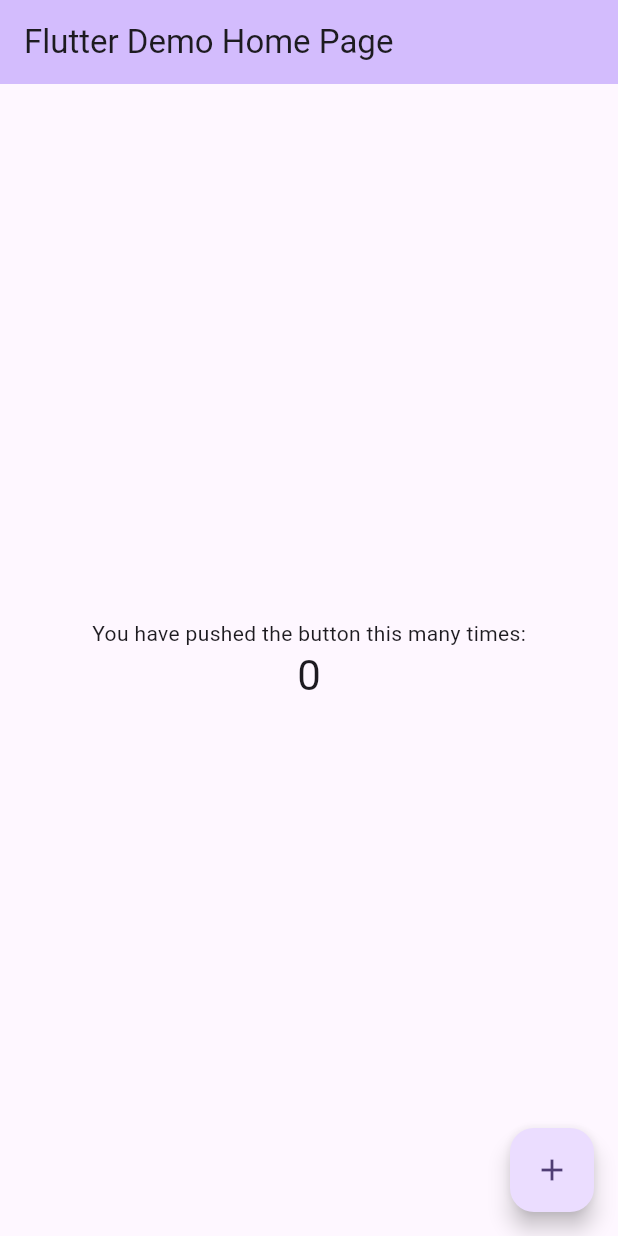
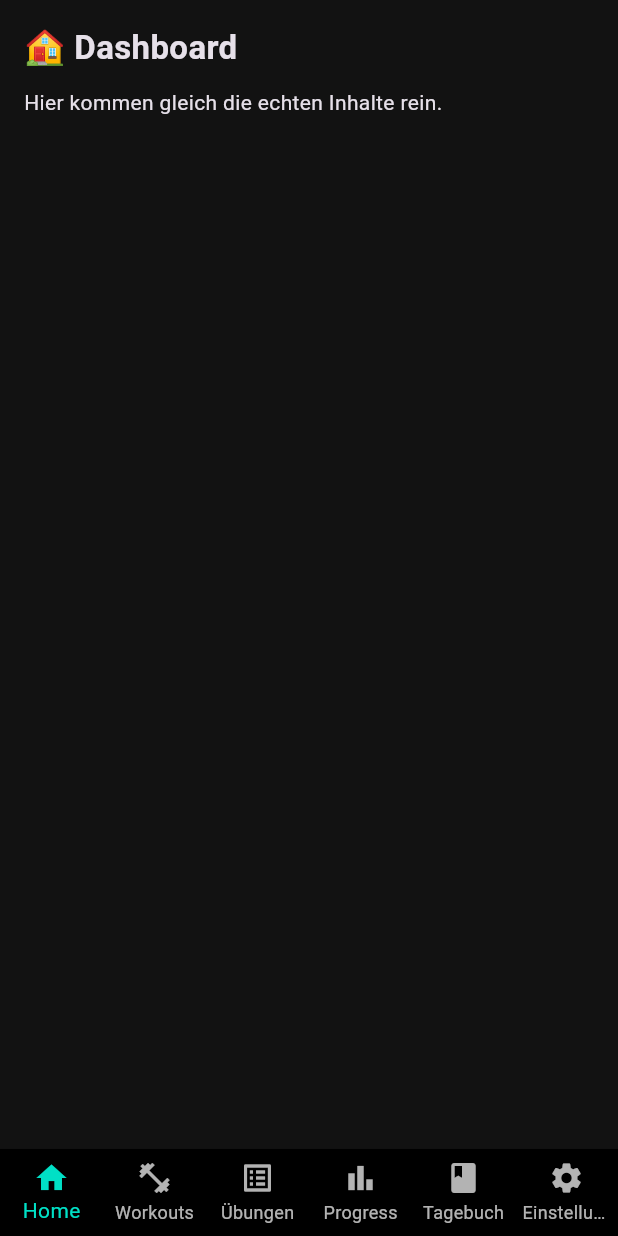
Before and after one commit to crydenstreet-cpu/offline_fitness_app, a Flutter app: the screen it shows after launch, on a phone screen of 412 x 824 dp. Run offline on Flutter 3.47's test engine with Material 3 defaults, Android fonts, the phone set to English and light mode, and no system bars.

Commit message:
Update main.dart

```diff
--- a/lib/main.dart
+++ b/lib/main.dart
@@ -1,122 +1,81 @@
 import 'package:flutter/material.dart';
+import 'screens/exercises.dart';
 
-void main() {
-  runApp(const MyApp());
-}
+void main() => runApp(const MyApp());
 
 class MyApp extends StatelessWidget {
   const MyApp({super.key});
-
-  // This widget is the root of your application.
   @override
   Widget build(BuildContext context) {
     return MaterialApp(
-      title: 'Flutter Demo',
-      theme: ThemeData(
-        // This is the theme of your application.
-        //
-        // TRY THIS: Try running your application with "flutter run". You'll see
-        // the application has a purple toolbar. Then, without quitting the app,
-        // try changing the seedColor in the colorScheme below to Colors.green
-        // and then invoke "hot reload" (save your changes or press the "hot
-        // reload" button in a Flutter-supported IDE, or press "r" if you used
-        // the command line to start the app).
-        //
-        // Notice that the counter didn't reset back to zero; the application
-        // state is not lost during the reload. To reset the state, use hot
-        // restart instead.
-        //
-        // This works for code too, not just values: Most code changes can be
-        // tested with just a hot reload.
-        colorScheme: ColorScheme.fromSeed(seedColor: Colors.deepPurple),
+      title: 'Offline Fitness',
+      theme: ThemeData.dark().copyWith(
+        colorScheme: const ColorScheme.dark(
+          primary: Color(0xFF00E0C6),
+          secondary: Color(0xFF1E1E1E),
+        ),
+        scaffoldBackgroundColor: const Color(0xFF121212),
+        cardColor: const Color(0xFF1E1E1E),
       ),
-      home: const MyHomePage(title: 'Flutter Demo Home Page'),
+      debugShowCheckedModeBanner: false,
+      home: const _Nav(),
     );
   }
 }
 
-class MyHomePage extends StatefulWidget {
-  const MyHomePage({super.key, required this.title});
-
-  // This widget is the home page of your application. It is stateful, meaning
-  // that it has a State object (defined below) that contains fields that affect
-  // how it looks.
-
-  // This class is the configuration for the state. It holds the values (in this
-  // case the title) provided by the parent (in this case the App widget) and
-  // used by the build method of the State. Fields in a Widget subclass are
-  // always marked "final".
-
-  final String title;
-
+class _Nav extends StatefulWidget {
+  const _Nav({super.key});
   @override
-  State<MyHomePage> createState() => _MyHomePageState();
+  State<_Nav> createState() => _NavState();
 }
 
-class _MyHomePageState extends State<MyHomePage> {
-  int _counter = 0;
-
-  void _incrementCounter() {
-    setState(() {
-      // This call to setState tells the Flutter framework that something has
-      // changed in this State, which causes it to rerun the build method below
-      // so that the display can reflect the updated values. If we changed
-      // _counter without calling setState(), then the build method would not be
-      // called again, and so nothing would appear to happen.
-      _counter++;
-    });
-  }
+class _NavState extends State<_Nav> {
+  int i = 0;
+  final pages = const [
+    _Stub('🏠 Dashboard'),
+    _Stub('💪 Workouts'),
+    ExercisesScreen(),
+    _Stub('📈 Progress'),
+    _Stub('📖 Tagebuch'),
+    _Stub('⚙️ Einstellungen'),
+  ];
 
   @override
   Widget build(BuildContext context) {
-    // This method is rerun every time setState is called, for instance as done
-    // by the _incrementCounter method above.
-    //
-    // The Flutter framework has been optimized to make rerunning build methods
-    // fast, so that you can just rebuild anything that needs updating rather
-    // than having to individually change instances of widgets.
     return Scaffold(
-      appBar: AppBar(
-        // TRY THIS: Try changing the color here to a specific color (to
-        // Colors.amber, perhaps?) and trigger a hot reload to see the AppBar
-        // change color while the other colors stay the same.
-        backgroundColor: Theme.of(context).colorScheme.inversePrimary,
-        // Here we take the value from the MyHomePage object that was created by
-        // the App.build method, and use it to set our appbar title.
-        title: Text(widget.title),
+      body: SafeArea(child: pages[i]),
+      bottomNavigationBar: BottomNavigationBar(
+        type: BottomNavigationBarType.fixed,
+        currentIndex: i,
+        onTap: (v) => setState(() => i = v),
+        selectedItemColor: const Color(0xFF00E0C6),
+        unselectedItemColor: Colors.white70,
+        backgroundColor: Colors.black,
+        items: const [
+          BottomNavigationBarItem(icon: Icon(Icons.home), label: 'Home'),
+          BottomNavigationBarItem(icon: Icon(Icons.fitness_center), label: 'Workouts'),
+          BottomNavigationBarItem(icon: Icon(Icons.list_alt), label: 'Übungen'),
+          BottomNavigationBarItem(icon: Icon(Icons.bar_chart), label: 'Progress'),
+          BottomNavigationBarItem(icon: Icon(Icons.book), label: 'Tagebuch'),
+          BottomNavigationBarItem(icon: Icon(Icons.settings), label: 'Einstellungen'),
+        ],
       ),
-      body: Center(
-        // Center is a layout widget. It takes a single child and positions it
-        // in the middle of the parent.
-        child: Column(
-          // Column is also a layout widget. It takes a list of children and
-          // arranges them vertically. By default, it sizes itself to fit its
-          // children horizontally, and tries to be as tall as its parent.
-          //
-          // Column has various properties to control how it sizes itself and
-          // how it positions its children. Here we use mainAxisAlignment to
-          // center the children vertically; the main axis here is the vertical
-          // axis because Columns are vertical (the cross axis would be
-          // horizontal).
-          //
-          // TRY THIS: Invoke "debug painting" (choose the "Toggle Debug Paint"
-          // action in the IDE, or press "p" in the console), to see the
-          // wireframe for each widget.
-          mainAxisAlignment: MainAxisAlignment.center,
-          children: <Widget>[
-            const Text('You have pushed the button this many times:'),
-            Text(
-              '$_counter',
-              style: Theme.of(context).textTheme.headlineMedium,
-            ),
-          ],
-        ),
-      ),
-      floatingActionButton: FloatingActionButton(
-        onPressed: _incrementCounter,
-        tooltip: 'Increment',
-        child: const Icon(Icons.add),
-      ), // This trailing comma makes auto-formatting nicer for build methods.
     );
   }
 }
+
+class _Stub extends StatelessWidget {
+  final String title;
+  const _Stub(this.title, {super.key});
+  @override
+  Widget build(BuildContext context) {
+    return ListView(
+      padding: const EdgeInsets.all(16),
+      children: [
+        Text(title, style: const TextStyle(fontSize: 22, fontWeight: FontWeight.bold)),
+        const SizedBox(height: 10),
+        const Text('Hier kommen gleich die echten Inhalte rein.'),
+      ],
+    );
+  }
+}
```
